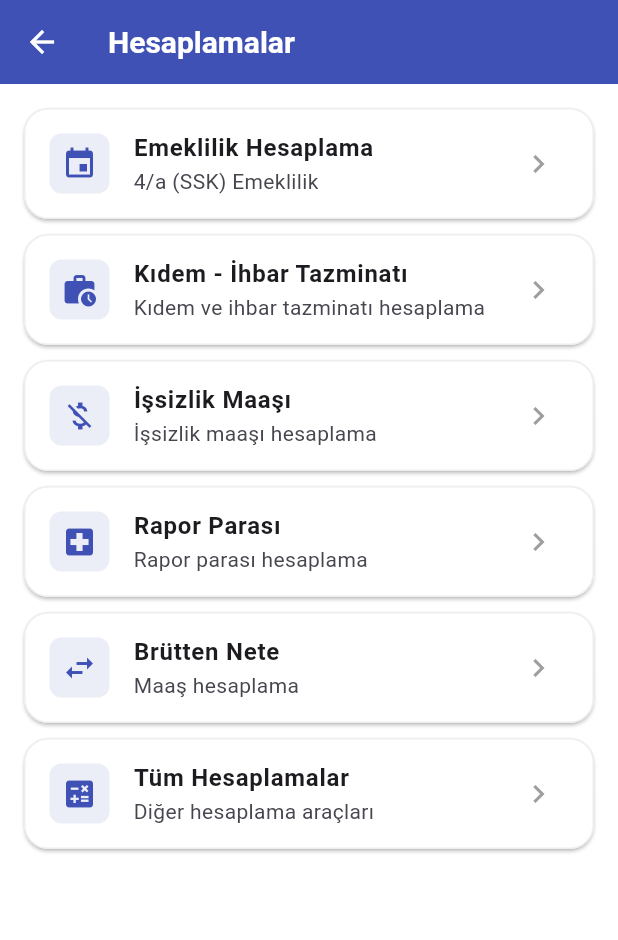
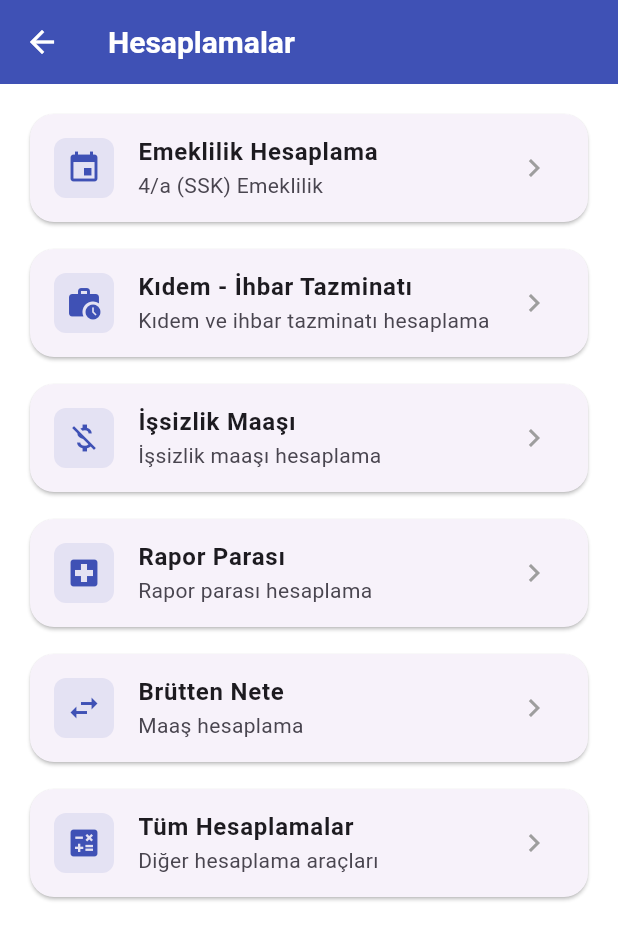
Before and after one commit to life1666/sosyalguvenlikmobil-ios, a Flutter app: the screen it shows once a user with an empty profile is signed in, after a tap on "Hesaplamalar", on a phone screen of 412 x 824 dp. Shown: the top 940 px of the screen. Run offline on Flutter 3.47's test engine with Material 3 defaults, Android fonts, the phone set to English and light mode, and no system bars; our stand-ins replace cloud_firestore, firebase_analytics, firebase_auth, firebase_core, firebase_crashlytics, flutter_svg and 9 more; missing offline and left inert: excel; accounts and stored records are empty.

Commit message:
Restructure categories: Emeklilik&SGK, Tazminatlar, MaaÅŸ&Mesai, Ã–denekler&Haklar with expandable sub-items

```diff
--- a/lib/screens/ana_ekran.dart
+++ b/lib/screens/ana_ekran.dart
@@ -25,10 +25,18 @@ import 'dart:async';
 import 'dart:convert';
 import 'package:shared_preferences/shared_preferences.dart';
 import '../../hesaplamalar/4a_hesapla.dart';
+import '../../hesaplamalar/4b_hesapla.dart';
+import '../../hesaplamalar/4c_hesapla.dart';
+import '../../hesaplamalar/askerlik_dogum.dart';
+import '../../hesaplamalar/yurtdisi_borclanma.dart';
 import '../../hesaplamalar/kidem_hesap.dart';
+import '../../hesaplamalar/kidem_alabilir.dart';
 import '../../hesaplamalar/issizlik_sorguhesap.dart';
 import '../../hesaplamalar/rapor_parasi.dart';
 import '../../hesaplamalar/brutten_nete.dart';
+import '../../hesaplamalar/netten_brute.dart';
+import '../../hesaplamalar/askerlik_dogum.dart';
+import '../../hesaplamalar/yurtdisi_borclanma.dart';
 
 // ==================== MODELS ====================
 class FeatureItem {
@@ -37,12 +45,16 @@ class FeatureItem {
   final IconData icon;
   final VoidCallback? onTap;
   final Color? color;
+  final bool hasSubItems;
+  final List<FeatureItem>? subItems;
   const FeatureItem({
     required this.title,
     this.subtitle,
     required this.icon,
     this.onTap,
     this.color,
+    this.hasSubItems = false,
+    this.subItems,
   });
 }
 
@@ -1183,7 +1195,7 @@ class _SearchBar extends StatelessWidget {
 //   }
 // }
 
-// Kategori kartı - gradient ve shadow ile
+// Kategori kartı - gradient ve shadow ile (ikon sol üstte)
 class _CategoryCard extends StatelessWidget {
   final Category category;
   final VoidCallback onTap;
@@ -1237,8 +1249,13 @@ class _CategoryCard extends StatelessWidget {
           splashColor: category.color.withOpacity(.12),
           highlightColor: category.color.withOpacity(.06),
           child: Padding(
-            padding: const EdgeInsets.symmetric(horizontal: 14, vertical: 14),
-            child: Row(
+            padding: const EdgeInsets.all(14),
+            child: Column(
+              crossAxisAlignment: CrossAxisAlignment.start,
+              children: [
+                // İkon sol üstte, başlık yanında
+                Row(
+                  crossAxisAlignment: CrossAxisAlignment.start,
                   children: [
                     Container(
                       width: 48,
@@ -1250,22 +1267,23 @@ class _CategoryCard extends StatelessWidget {
                       child: Center(child: iconWidget),
                     ),
                     const SizedBox(width: 12),
+                    // Başlık yanında
                     Expanded(
-                  child: Column(
-                    mainAxisAlignment: MainAxisAlignment.center,
-                    crossAxisAlignment: CrossAxisAlignment.start,
-                    children: [
-                      Text(
+                      child: Text(
                         category.title,
-                        maxLines: 1,
+                        maxLines: 2,
                         overflow: TextOverflow.ellipsis,
-                        style: TextStyle(
-                          fontSize: category.title == "Emeklilik Takip" ? 14 : 15,
+                        style: const TextStyle(
+                          fontSize: 15,
                           fontWeight: FontWeight.w700,
                           color: Colors.black87,
                         ),
                       ),
-                      const SizedBox(height: 2),
+                    ),
+                  ],
+                ),
+                const SizedBox(height: 8),
+                // Açıklama alt kısımda
                 Text(
                   category.description,
                   maxLines: 2,
@@ -1278,52 +1296,56 @@ class _CategoryCard extends StatelessWidget {
               ],
             ),
           ),
-              ],
-            ),
-          ),
-        ),
-      ),
-    );
-  }
-}
-
-// Kategori ekranı - kategori içindeki özellikleri gösterir
-class CategoryScreen extends StatelessWidget {
+        ),
+      ),
+    );
+  }
+}
+
+// Kategori ekranı - kategori içindeki özellikleri gösterir (genişletilebilir)
+class CategoryScreen extends StatefulWidget {
   final Category category;
   const CategoryScreen({super.key, required this.category});
+
+  @override
+  State<CategoryScreen> createState() => _CategoryScreenState();
+}
+
+class _CategoryScreenState extends State<CategoryScreen> {
+  int? _openIndex;
 
   @override
   Widget build(BuildContext context) {
     return Scaffold(
       appBar: AppBar(
-        title: Text(category.title),
+        title: Text(widget.category.title),
         backgroundColor: Colors.indigo,
       ),
       body: ListView.separated(
         padding: const EdgeInsets.all(16),
-        itemCount: category.items.length,
+        itemCount: widget.category.items.length,
         separatorBuilder: (_, __) => const SizedBox(height: 10),
         itemBuilder: (context, i) {
-          final item = category.items[i];
-          return Material(
+          final item = widget.category.items[i];
+          final isOpen = _openIndex == i;
+
+          return Card(
             elevation: 1,
+            shape: RoundedRectangleBorder(
               borderRadius: BorderRadius.circular(16),
-            child: Container(
-              decoration: BoxDecoration(
-                borderRadius: BorderRadius.circular(16),
-                color: Colors.white,
-                border: Border.all(color: Colors.grey[200]!),
-              ),
-              child: ListTile(
+            ),
+            child: Column(
+              children: [
+                ListTile(
                   leading: Container(
                     padding: EdgeInsets.all(8),
                     decoration: BoxDecoration(
-                    color: (item.color ?? category.color).withOpacity(0.1),
+                      color: (item.color ?? widget.category.color).withOpacity(0.1),
                       borderRadius: BorderRadius.circular(8),
                     ),
                     child: Icon(
                       item.icon,
-                    color: item.color ?? category.color,
+                      color: item.color ?? widget.category.color,
                       size: 24,
                     ),
                   ),
@@ -1332,12 +1354,42 @@ class CategoryScreen extends StatelessWidget {
                     style: const TextStyle(fontWeight: FontWeight.w600),
                   ),
                   subtitle: item.subtitle != null ? Text(item.subtitle!) : null,
-                trailing: const Icon(Icons.chevron_right, color: Colors.grey),
-                onTap: item.onTap ??
+                  trailing: item.hasSubItems
+                      ? Icon(
+                          isOpen ? Icons.expand_less : Icons.expand_more,
+                          color: Colors.grey,
+                        )
+                      : const Icon(Icons.chevron_right, color: Colors.grey),
+                  onTap: item.hasSubItems
+                      ? () {
+                          setState(() {
+                            _openIndex = isOpen ? null : i;
+                          });
+                        }
+                      : item.onTap ??
                           () => ScaffoldMessenger.of(context).showSnackBar(
                                 SnackBar(content: Text('"${item.title}" (yakında)')),
                               ),
                 ),
+                if (item.hasSubItems && isOpen && item.subItems != null)
+                  ...item.subItems!.map(
+                    (subItem) => Padding(
+                      padding: const EdgeInsets.only(left: 16, right: 16, bottom: 8),
+                      child: ListTile(
+                        leading: Icon(subItem.icon, size: 20, color: Colors.grey[600]),
+                        title: Text(
+                          subItem.title,
+                          style: TextStyle(fontSize: 14, color: Colors.grey[800]),
+                        ),
+                        trailing: const Icon(Icons.chevron_right, size: 18, color: Colors.grey),
+                        onTap: subItem.onTap ??
+                            () => ScaffoldMessenger.of(context).showSnackBar(
+                                  SnackBar(content: Text('"${subItem.title}" (yakında)')),
+                                ),
+                      ),
+                    ),
+                  ),
+              ],
             ),
           );
         },
@@ -1385,16 +1437,41 @@ class AllFeaturesScreen extends StatelessWidget {
               subtitle: Text(cat.description),
               children: cat.items
                   .map(
-                    (it) => ListTile(
-                      leading: Icon(it.icon, color: it.color ?? cat.color),
-                      title: Text(it.title),
-                      subtitle: it.subtitle != null ? Text(it.subtitle!) : null,
+                    (it) {
+                      if (it.hasSubItems && it.subItems != null) {
+                        // Alt öğeleri olan item için ExpansionTile
+                        return ExpansionTile(
+                          leading: Icon(it.icon, color: it.color ?? cat.color, size: 20),
+                          title: Text(it.title, style: const TextStyle(fontSize: 14)),
+                          subtitle: it.subtitle != null ? Text(it.subtitle!, style: const TextStyle(fontSize: 12)) : null,
+                          children: it.subItems!
+                              .map(
+                                (subItem) => ListTile(
+                                  leading: Icon(subItem.icon, size: 18, color: Colors.grey[600]),
+                                  title: Text(subItem.title, style: const TextStyle(fontSize: 13)),
+                                  trailing: const Icon(Icons.chevron_right, size: 18),
+                                  onTap: subItem.onTap ??
+                                      () => ScaffoldMessenger.of(context).showSnackBar(
+                                            SnackBar(content: Text('"${subItem.title}" (yakında)')),
+                                          ),
+                                ),
+                              )
+                              .toList(),
+                        );
+                      } else {
+                        // Normal item
+                        return ListTile(
+                          leading: Icon(it.icon, color: it.color ?? cat.color, size: 20),
+                          title: Text(it.title, style: const TextStyle(fontSize: 14)),
+                          subtitle: it.subtitle != null ? Text(it.subtitle!, style: const TextStyle(fontSize: 12)) : null,
                           trailing: const Icon(Icons.chevron_right, size: 20),
                           onTap: it.onTap ??
                               () => ScaffoldMessenger.of(context).showSnackBar(
                                     SnackBar(content: Text('"${it.title}" (yakında)')),
                                   ),
-                    ),
+                        );
+                      }
+                    },
                   )
                   .toList(),
             ),
@@ -1655,6 +1732,11 @@ class _SikKullanilanlar extends StatelessWidget {
                       Navigator.push(
                         context,
                         MaterialPageRoute(builder: (_) => SalaryCalculatorScreen()),
+                      );
+                    } else if (screen == 'emeklilik_takip') {
+                      Navigator.push(
+                        context,
+                        MaterialPageRoute(builder: (_) => const EmeklilikTakipApp()),
                       );
                     } else {
                       // Fallback: Hesaplamalar ekranına git
```
Lines whose indentation alone changed are shown as unchanged.
